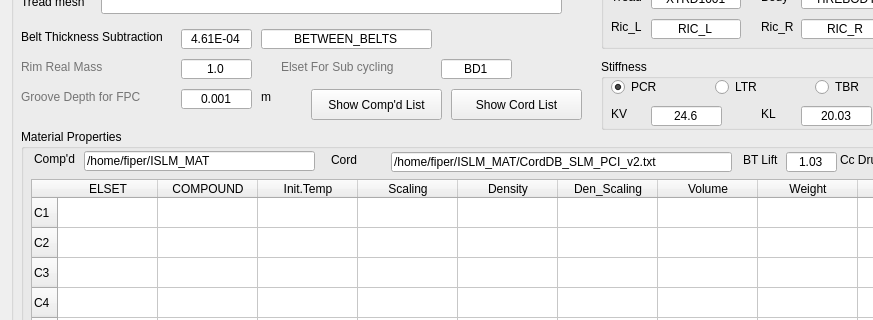
The window that SMART_Input.ui (Jongguk-Kim/P3DM_TBR) describes before a commit, drawn with Qt 5; both pictures show x 0 to 873 and y 541 to 861 of the 1172 by 1032 pixel window.
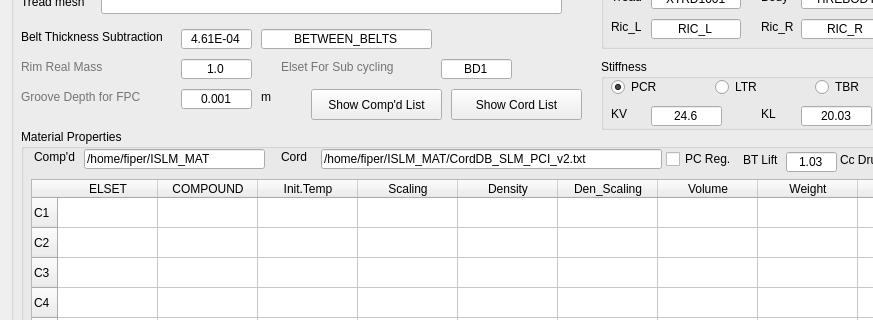
The same window after the commit.

The edit to the form file:
```diff
--- a/SMART_Input.ui
+++ b/SMART_Input.ui
@@ -2359,8 +2359,8 @@
        <property name="geometry">
         <rect>
          <x>63</x>
-         <y>22</y>
-         <width>231</width>
+         <y>20</y>
+         <width>181</width>
          <height>20</height>
         </rect>
        </property>
@@ -2372,7 +2372,7 @@
        <property name="geometry">
         <rect>
          <x>13</x>
-         <y>22</y>
+         <y>20</y>
          <width>51</width>
          <height>16</height>
         </rect>
@@ -2384,8 +2384,8 @@
       <widget class="QLineEdit" name="Edit_cordFile">
        <property name="geometry">
         <rect>
-         <x>370</x>
-         <y>23</y>
+         <x>300</x>
+         <y>20</y>
          <width>341</width>
          <height>20</height>
         </rect>
@@ -2397,8 +2397,8 @@
       <widget class="QLabel" name="label_75">
        <property name="geometry">
         <rect>
-         <x>310</x>
-         <y>23</y>
+         <x>260</x>
+         <y>20</y>
          <width>61</width>
          <height>16</height>
         </rect>
@@ -2742,6 +2742,19 @@
         <string>Cc Ga.</string>
        </property>
       </widget>
+      <widget class="QCheckBox" name="check_BeltRad_Regulation">
+       <property name="geometry">
+        <rect>
+         <x>645</x>
+         <y>22</y>
+         <width>81</width>
+         <height>16</height>
+        </rect>
+       </property>
+       <property name="text">
+        <string>PC Reg.</string>
+       </property>
+      </widget>
      </widget>
      <widget class="QLabel" name="label_76">
       <property name="geometry">
```
